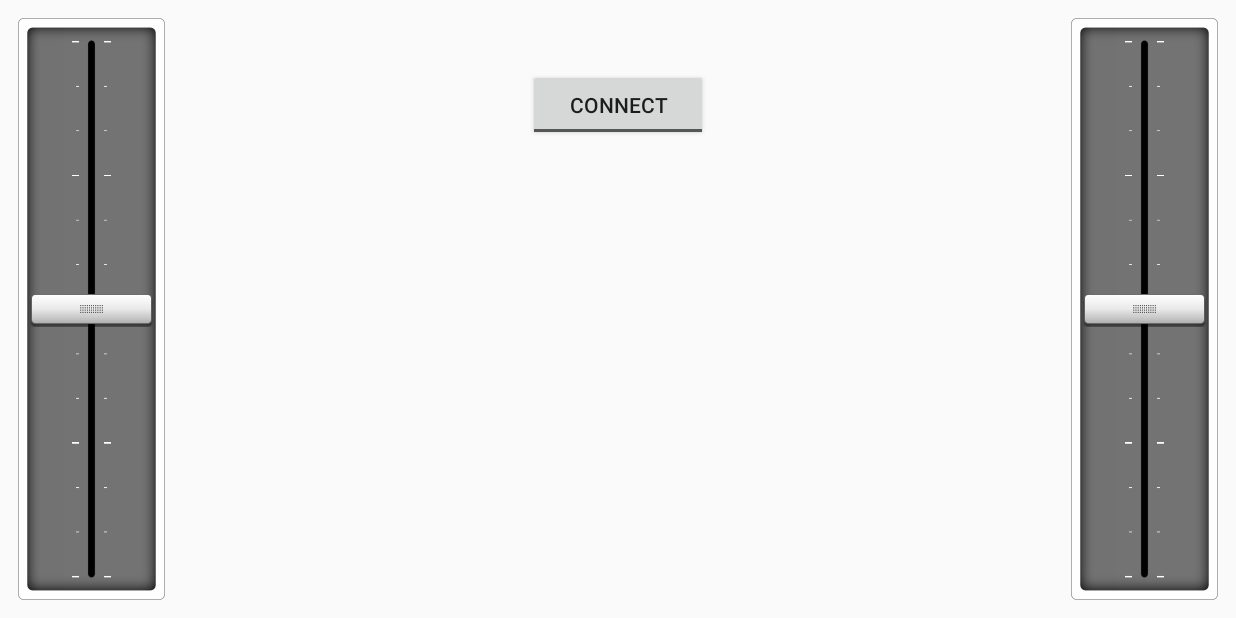
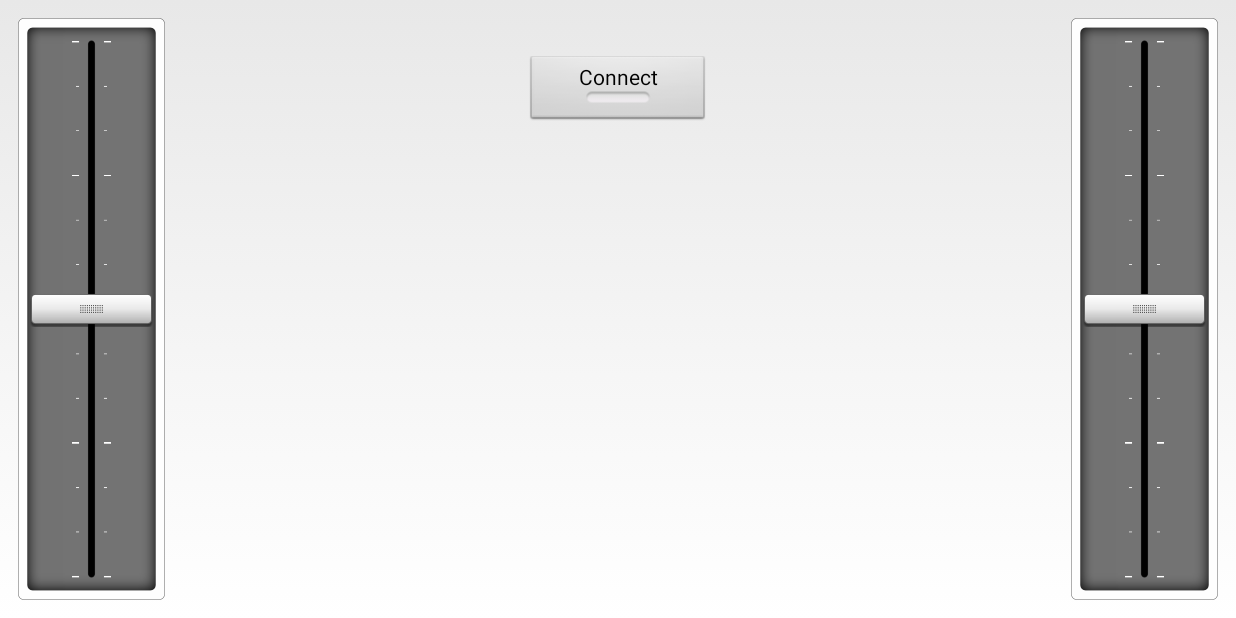
Before and after one commit to bundie1990/RoboRC, an Android app: the screen it shows after launch (MainActivity), on a phone screen of 824 x 412 dp (held sideways). Run offline under Robolectric (Android 15) with nearby library versions, the phone set to English and light mode, and no system bars; our stand-ins replace AdMob.

Commit message:
Ad support and fullscreen enhancement

```diff
--- a/app/build.gradle
+++ b/app/build.gradle
@@ -21,5 +21,5 @@ android {
 
 dependencies {
     compile fileTree(dir: 'libs', include: ['*.jar'])
-    compile 'com.android.support:appcompat-v7:21.0.2'
+    compile 'com.google.android.gms:play-services:6.5.87'
 }
--- a/app/src/main/java/net/fadvisor/roborc/MainActivity.java
+++ b/app/src/main/java/net/fadvisor/roborc/MainActivity.java
@@ -20,6 +20,9 @@ import android.widget.LinearLayout;
 import android.widget.Toast;
 import android.widget.ToggleButton;
 
+import com.google.android.gms.ads.AdRequest;
+import com.google.android.gms.ads.AdView;
+
 public class MainActivity extends Activity {
 
     // Message types sent from the BluetoothService Handler
@@ -38,6 +41,8 @@ public class MainActivity extends Activity {
     public static MySeekBar sb1;
     public static MySeekBar sb2;
     private ToggleButton btConnect;
+
+    private AdView mAdView;
 
     // Name of the connected device
     private String mConnectedDeviceName = null;
@@ -102,8 +107,6 @@ public class MainActivity extends Activity {
         setContentView(R.layout.activity_main);
         final View rl2 = findViewById(R.id.rl2);
 
-        FullscreenUI();
-
         sb1 = (MySeekBar) findViewById(R.id.sb1);
         sb2 = (MySeekBar) findViewById(R.id.sb2);
 
@@ -140,6 +143,24 @@ public class MainActivity extends Activity {
                     rl2.getViewTreeObserver().removeGlobalOnLayoutListener(this);
             }
         });
+
+        // Gets the ad view defined in layout/ad_fragment.xml with ad unit ID set in
+        // values/strings.xml.
+        mAdView = (AdView) findViewById(R.id.adView);
+
+        // Create an ad request. Check logcat output for the hashed device ID to
+        // get test ads on a physical device. e.g.
+        // "Use AdRequest.Builder.addTestDevice("ABCDEF012345") to get test ads on this device."
+        AdRequest adRequest = new AdRequest.Builder()
+                //.addTestDevice(AdRequest.DEVICE_ID_EMULATOR)
+                .build();
+
+        // Start loading the ad in the background.
+        mAdView.loadAd(adRequest);
+
+        // Bring seekbars to front to make sure they won't be covered by Ads in devices with small screen
+        sb1.bringToFront();
+        sb2.bringToFront();
     }
 
     public static void ResetSeekBar(final View v) {
--- a/app/src/main/res/layout/activity_main.xml
+++ b/app/src/main/res/layout/activity_main.xml
@@ -1,5 +1,6 @@
 <LinearLayout xmlns:android="http://schemas.android.com/apk/res/android"
     xmlns:tools="http://schemas.android.com/tools"
+    xmlns:ads="http://schemas.android.com/apk/res-auto"
     android:id="@+id/rl1"
     android:layout_width="match_parent"
     android:layout_height="match_parent"
@@ -46,9 +47,16 @@
             android:layout_height="fill_parent"
             android:layout_centerHorizontal="true"
             android:layout_centerVertical="true"
-            android:gravity="center_vertical|right"
-            android:padding="10dp">
+            android:gravity="center_vertical|right">
 
+            <com.google.android.gms.ads.AdView
+                android:id="@+id/adView"
+                android:layout_width="wrap_content"
+                android:layout_height="wrap_content"
+                android:layout_centerHorizontal="true"
+                android:rotation="90"
+                ads:adSize="BANNER"
+                ads:adUnitId="@string/banner_ad_unit_id" />
 
             <ToggleButton
                 android:layout_width="120dp"
--- a/app/src/main/res/values/strings.xml
+++ b/app/src/main/res/values/strings.xml
@@ -17,4 +17,6 @@
     <string name="title_other_devices">Other Available Devices</string>
     <string name="button_scan">Scan for devices</string>
 
+    <string name="banner_ad_unit_id">ca-app-pub-0316579751852810/1660696275</string>
+
 </resources>
--- a/app/src/main/res/values/styles.xml
+++ b/app/src/main/res/values/styles.xml
@@ -1,7 +1,7 @@
 <resources>
 
     <!-- Base application theme. -->
-    <style name="AppTheme" parent="Theme.AppCompat.Light.NoActionBar">
+    <style name="AppTheme" parent="@android:style/Theme.Light.NoTitleBar.Fullscreen">
         <!-- Customize your theme here. -->
     </style>
 
```
Also changed, not shown: app/src/main/AndroidManifest.xml (+9 -0 lines), app/src/main/java/net/fadvisor/roborc/DeviceListActivity.java (+31 -2 lines), 2 other files.
